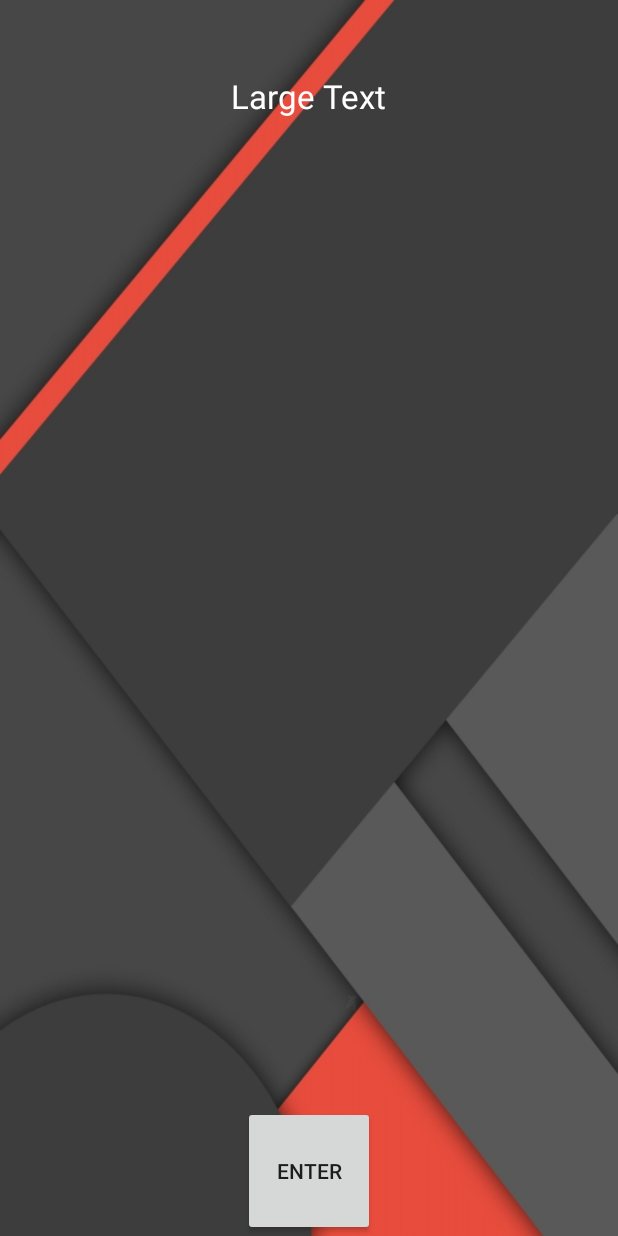
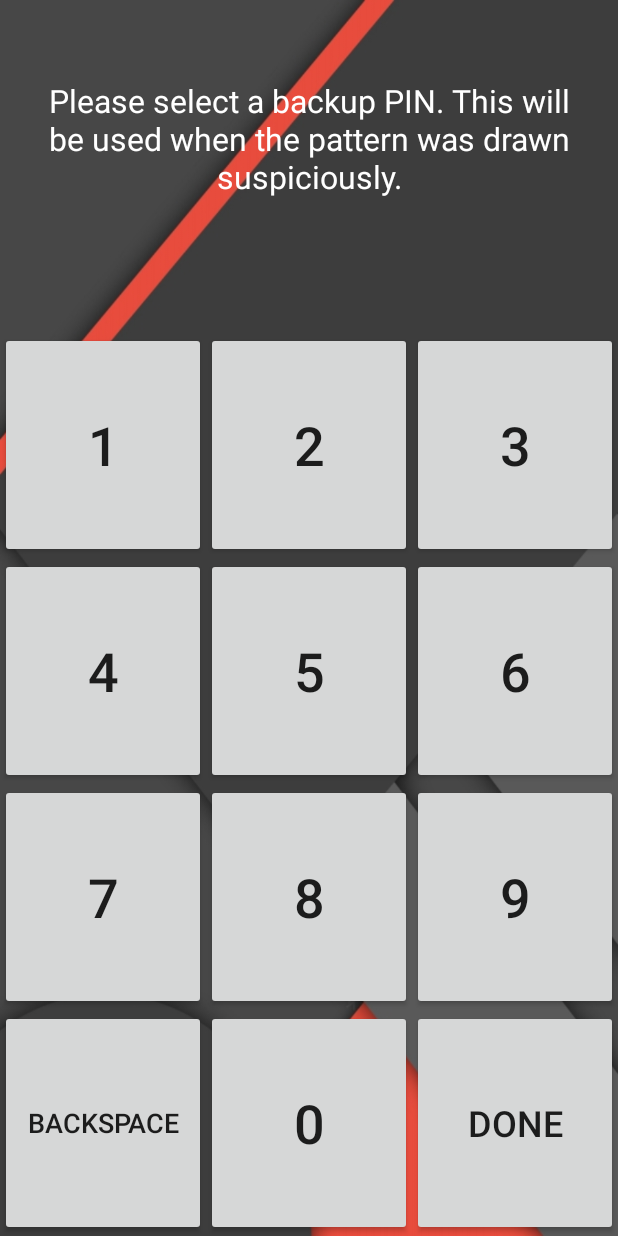
Before and after one commit to AlstonLin/TheLearningLock, an Android app: the fragment PINSetupFragment placed in its activity, on a phone screen of 412 x 824 dp. Run offline under Robolectric (Android 15) with nearby library versions, the phone set to English and light mode, and no system bars.

Commit message:
Finished the PIN screen

```diff
--- a/app/src/main/java/io/alstonlin/thelearninglock/ML.java
+++ b/app/src/main/java/io/alstonlin/thelearninglock/ML.java
@@ -19,8 +19,6 @@ import java.util.ArrayList;
  */
 public class ML implements Serializable {
     // Constants
-    private static final int NUM_VALIDATION = 3;
-    private static final double EPSILON_POWER = 1.25;
     private static final long serialVersionUID = 19981017L;
     // Fields
     private transient Context context;
@@ -84,7 +82,7 @@ public class ML implements Serializable {
     public void train(){
         // Sums all the inputs per feature
         double[] featureSums = new double[n];
-        int m = trainingSet.size() - NUM_VALIDATION;
+        int m = trainingSet.size() - Const.NUM_VALIDATION_ENTRIES;
         for (double[] entry : trainingSet){
             for (int i = 0; i < entry.length; i++){
                 featureSums[i] += entry[i];
@@ -108,7 +106,7 @@ public class ML implements Serializable {
         for (int i = m; i < trainingSet.size(); i++){
             sum += getPrediction(trainingSet.get(i));
         }
-        epsilon = Math.pow(sum / NUM_VALIDATION, EPSILON_POWER);
+        epsilon = sum / Const.NUM_VALIDATION_ENTRIES;
         // Saves everything this is trained
         save();
     }
--- a/app/src/main/java/io/alstonlin/thelearninglock/lockscreen/LockScreenService.java
+++ b/app/src/main/java/io/alstonlin/thelearninglock/lockscreen/LockScreenService.java
@@ -8,9 +8,11 @@ import android.content.Intent;
 import android.content.IntentFilter;
 
 import android.content.ServiceConnection;
+import android.content.SharedPreferences;
 import android.os.Build;
 import android.os.Handler;
 import android.os.IBinder;
+import android.preference.PreferenceManager;
 import android.provider.Settings;
 import android.support.v4.app.NotificationManagerCompat;
 
@@ -18,6 +20,7 @@ import android.telephony.TelephonyManager;
 
 import java.util.Set;
 
+import io.alstonlin.thelearninglock.Const;
 import io.alstonlin.thelearninglock.PermissionRequestActivity;
 import io.alstonlin.thelearninglock.setup.SetupActivity;
 
@@ -95,6 +98,9 @@ public class LockScreenService extends Service implements NotificationsUpdateLis
                 notifyNotificationsUpdated();
                 break;
             default:
+                // Checks if set up
+                boolean setup = PreferenceManager.getDefaultSharedPreferences(this).getBoolean(Const.SETUP_FLAG, false);
+                if (!setup) return START_STICKY;
                 // Checks if currently in a phone call
                 TelephonyManager ts = (TelephonyManager) getSystemService(Context.TELEPHONY_SERVICE);
                 if (ts.getCallState() != TelephonyManager.CALL_STATE_OFFHOOK) {
--- /dev/null
+++ b/app/src/main/java/io/alstonlin/thelearninglock/pin/OnPINSelectListener.java
@@ -0,0 +1,8 @@
+package io.alstonlin.thelearninglock.pin;
+
+/**
+ * A listener that returns a String representing then PIN the user selected
+ */
+public interface OnPINSelectListener {
+    void onPINSelected(String PIN);
+}
--- /dev/null
+++ b/app/src/main/java/io/alstonlin/thelearninglock/pin/PINUtils.java
@@ -0,0 +1,80 @@
+package io.alstonlin.thelearninglock.pin;
+
+import android.view.View;
+import android.widget.Button;
+import android.widget.TextView;
+
+import io.alstonlin.thelearninglock.R;
+
+/**
+ * This class provides helper methods that has to do with the PIN and it's view
+ */
+public class PINUtils {
+
+    private enum KeypadButton {
+        ONE(R.id.pin_view_button_one, '1'),
+        TWO(R.id.pin_view_button_two, '2'),
+        THREE(R.id.pin_view_button_three, '3'),
+        FOUR(R.id.pin_view_button_four, '4'),
+        FIVE(R.id.pin_view_button_five, '5'),
+        SIX(R.id.pin_view_button_six, '6'),
+        SEVEN(R.id.pin_view_button_seven, '7'),
+        EIGHT(R.id.pin_view_button_eight, '8'),
+        NINE(R.id.pin_view_button_nine, '9'),
+        ZERO(R.id.pin_view_button_zero, '0');
+
+        private int id;
+        private char character;
+        KeypadButton(int id, char character){
+            this.id = id;
+            this.character = character;
+        }
+    }
+
+    /**
+     * Sets up listeners for all the buttons for the PIN layout.
+     * @param PINView The View for the layout itself
+     * @param listener A listener that gets called when the user selected a PIN
+     * @param title The title of the PIN View
+     */
+    public static void setupPINView(View PINView, final OnPINSelectListener listener, String title){
+        final StringBuilder PINBuilder = new StringBuilder();
+        final TextView tv = (TextView) PINView.findViewById(R.id.pin_view_display);
+        tv.setText("");
+        // Listeners for the keypad buttons
+        for (final KeypadButton b : KeypadButton.values()) {
+            PINView.findViewById(b.id).setOnClickListener(new View.OnClickListener() {
+                @Override
+                public void onClick(View view) {
+                    PINBuilder.append(b.character);
+                    String str = new String(new char[PINBuilder.length()]).replace('\0','*');
+                    tv.setText(str);
+                }
+            });
+        }
+        Button backspaceButton = (Button) PINView.findViewById(R.id.pin_view_button_backspace);
+        backspaceButton.setOnClickListener(new View.OnClickListener() {
+            @Override
+            public void onClick(View view) {
+                if (PINBuilder.length() > 0) {
+                    PINBuilder.deleteCharAt(PINBuilder.length() - 1);
+                    String str = new String(new char[PINBuilder.length()]).replace('\0','*');
+                    tv.setText(str);
+                }
+            }
+        });
+        Button doneButton = (Button) PINView.findViewById(R.id.pin_view_button_done);
+        doneButton.setOnClickListener(new View.OnClickListener() {
+            @Override
+            public void onClick(View view) {
+                listener.onPINSelected(PINBuilder.toString());
+            }
+        });
+        setPINTitle(PINView, title);
+    }
+
+    public static void setPINTitle(View PINView, String newTitle){
+        TextView titleView = (TextView) PINView.findViewById(R.id.pin_view_title);
+        titleView.setText(newTitle);
+    }
+}
--- a/app/src/main/java/io/alstonlin/thelearninglock/setup/PatternSetupFragment.java
+++ b/app/src/main/java/io/alstonlin/thelearninglock/setup/PatternSetupFragment.java
@@ -26,10 +26,9 @@ import io.alstonlin.thelearninglock.pattern.PatternUtils;
  */
 public class PatternSetupFragment extends Fragment implements OnPatternSelectListener {
 
-    public static final int TRAINING_SIZE = 8;
     private ML ml;
     private List<int[]> pattern;
-    private int patternsLeft = TRAINING_SIZE;
+    private int patternsLeft = Const.STARTING_TRAINING_SIZE;
 
     /**
      * Factory method to create a new instance of this Fragment
@@ -54,6 +53,7 @@ public class PatternSetupFragment extends Fragment implements OnPatternSelectLis
 
     @Override
     public void onPatternSelect(List<int[]> pattern, double[] timeBetweenNodeSelects) {
+        // TODO: Something to reset this in case they screw up their first entry
         if (this.pattern == null) { // First pattern
             if (savePattern(pattern)) {
                 this.pattern = pattern;
--- a/app/src/main/res/layout/fragment_pinsetup.xml
+++ /dev/null
@@ -1,34 +0,0 @@
-<LinearLayout xmlns:android="http://schemas.android.com/apk/res/android"
-    xmlns:tools="http://schemas.android.com/tools"
-    android:layout_width="match_parent"
-    android:layout_height="match_parent"
-    android:orientation="vertical"
-    android:paddingTop="25dp"
-    android:background="@drawable/tmp_wallpaper"
-    tools:context=".setup.PINSetupFragment">
-
-    <TextView
-        android:layout_width="wrap_content"
-        android:layout_height="0dp"
-        android:layout_marginTop="24dp"
-        android:layout_weight="1"
-        android:textAppearance="?android:attr/textAppearanceLarge"
-        android:text="Large Text"
-        android:textColor="#FFFFFF"
-        android:id="@+id/pin_view_title"
-        android:layout_gravity="center_horizontal|top" />
-    <LinearLayout
-        android:layout_width="match_parent"
-        android:layout_height="0dp"
-        android:orientation="vertical"
-        android:layout_weight="7">
-
-    </LinearLayout>
-    <Button
-        android:id="@+id/pin_view_enter"
-        android:layout_width="wrap_content"
-        android:layout_height="0dp"
-        android:layout_weight="1"
-        android:layout_gravity="center"
-        android:text="Enter" />
-</LinearLayout>
--- /dev/null
+++ b/app/src/main/res/layout/layout_pin.xml
@@ -0,0 +1,158 @@
+<LinearLayout xmlns:android="http://schemas.android.com/apk/res/android"
+    xmlns:tools="http://schemas.android.com/tools"
+    android:layout_width="match_parent"
+    android:layout_height="match_parent"
+    android:orientation="vertical"
+    android:paddingTop="25dp"
+    android:background="@drawable/tmp_wallpaper"
+    tools:context=".setup.PINSetupFragment">
+
+    <TextView
+        android:layout_width="wrap_content"
+        android:layout_height="0dp"
+        android:layout_marginTop="24dp"
+        android:layout_weight="1"
+        android:text="Large Text"
+        android:textColor="#FFFFFF"
+        android:id="@+id/pin_view_title"
+        android:layout_gravity="center_horizontal|top"
+        android:gravity="center"
+        android:textSize="21sp"
+        android:paddingLeft="15dp"
+        android:paddingRight="15dp"/>
+    <TextView
+        android:layout_width="match_parent"
+        android:layout_height="0dp"
+        android:layout_weight="1"
+        android:text="PIN"
+        android:textColor="#FFFFFF"
+        android:textSize="21sp"
+        android:gravity="center"
+        android:id="@+id/pin_view_display"/>
+    <LinearLayout
+        android:layout_width="match_parent"
+        android:layout_height="0dp"
+        android:orientation="vertical"
+        android:layout_weight="7">
+        <LinearLayout
+            android:layout_width="match_parent"
+            android:layout_height="0dp"
+            android:orientation="horizontal"
+            android:layout_weight="1">
+            <Button
+                android:id="@+id/pin_view_button_one"
+                android:layout_width="0dp"
+                android:layout_height="match_parent"
+                android:layout_weight="1"
+                android:layout_gravity="center"
+                android:textSize="36sp"
+                android:text="1" />
+            <Button
+                android:id="@+id/pin_view_button_two"
+                android:layout_width="0dp"
+                android:layout_height="match_parent"
+                android:layout_weight="1"
+                android:layout_gravity="center"
+                android:textSize="36sp"
+                android:text="2" />
+            <Button
+                android:id="@+id/pin_view_button_three"
+                android:layout_width="0dp"
+                android:layout_height="match_parent"
+                android:layout_weight="1"
+                android:layout_gravity="center"
+                android:textSize="36sp"
+                android:text="3" />
+        </LinearLayout>
+        <LinearLayout
+            android:layout_width="match_parent"
+            android:layout_height="0dp"
+            android:orientation="horizontal"
+            android:layout_weight="1">
+            <Button
+                android:id="@+id/pin_view_button_four"
+                android:layout_width="0dp"
+                android:layout_height="match_parent"
+                android:layout_weight="1"
+                android:layout_gravity="center"
+                android:textSize="36sp"
+                android:text="4" />
+            <Button
+                android:id="@+id/pin_view_button_five"
+                android:layout_width="0dp"
+                android:layout_height="match_parent"
+                android:layout_weight="1"
+                android:layout_gravity="center"
+                android:textSize="36sp"
+                android:text="5" />
+            <Button
+                android:id="@+id/pin_view_button_six"
+                android:layout_width="0dp"
+                android:layout_height="match_parent"
+                android:layout_weight="1"
+                android:layout_gravity="center"
+                android:textSize="36sp"
+                android:text="6" />
+        </LinearLayout>
+        <LinearLayout
+            android:layout_width="match_parent"
+            android:layout_height="0dp"
+            android:orientation="horizontal"
+            android:layout_weight="1">
+            <Button
+                android:id="@+id/pin_view_button_seven"
+                android:layout_width="0dp"
+                android:layout_height="match_parent"
+                android:layout_weight="1"
+                android:layout_gravity="center"
+                android:textSize="36sp"
+                android:text="7" />
+            <Button
+                android:id="@+id/pin_view_button_eight"
+                android:layout_width="0dp"
+                android:layout_height="match_parent"
+                android:layout_weight="1"
+                android:layout_gravity="center"
+                android:textSize="36sp"
+                android:text="8" />
+            <Button
+                android:id="@+id/pin_view_button_nine"
+                android:layout_width="0dp"
+                android:layout_height="match_parent"
+                android:layout_weight="1"
+                android:layout_gravity="center"
+                android:textSize="36sp"
+                android:text="9" />
+        </LinearLayout>
+        <LinearLayout
+            android:layout_width="match_parent"
+            android:layout_height="0dp"
+            android:orientation="horizontal"
+            android:layout_weight="1">
+            <Button
+                android:id="@+id/pin_view_button_backspace"
+                android:layout_width="0dp"
+                android:layout_height="match_parent"
+                android:layout_weight="1"
+                android:layout_gravity="center"
+                android:textSize="18sp"
+                android:text="Backspace" />
+            <Button
+                android:id="@+id/pin_view_button_zero"
+                android:layout_width="0dp"
+                android:layout_height="match_parent"
+                android:layout_weight="1"
+                android:layout_gravity="center"
+                android:textSize="36sp"
+                android:text="0" />
+            <Button
+                android:id="@+id/pin_view_button_done"
+                android:layout_width="0dp"
+                android:layout_height="match_parent"
+                android:layout_weight="1"
+                android:layout_gravity="center"
+                android:textSize="24sp"
+                android:text="Done" />
+        </LinearLayout>
+    </LinearLayout>
+</LinearLayout>
```
Also changed, not shown: app/src/main/java/io/alstonlin/thelearninglock/Const.java (+8 -0 lines), app/src/main/java/io/alstonlin/thelearninglock/lockscreen/LockScreen.java (+78 -8 lines), app/src/main/java/io/alstonlin/thelearninglock/setup/PINSetupFragment.java (+53 -9 lines), app/src/main/res/layout/layout_pattern.xml (+5 -2 lines).
